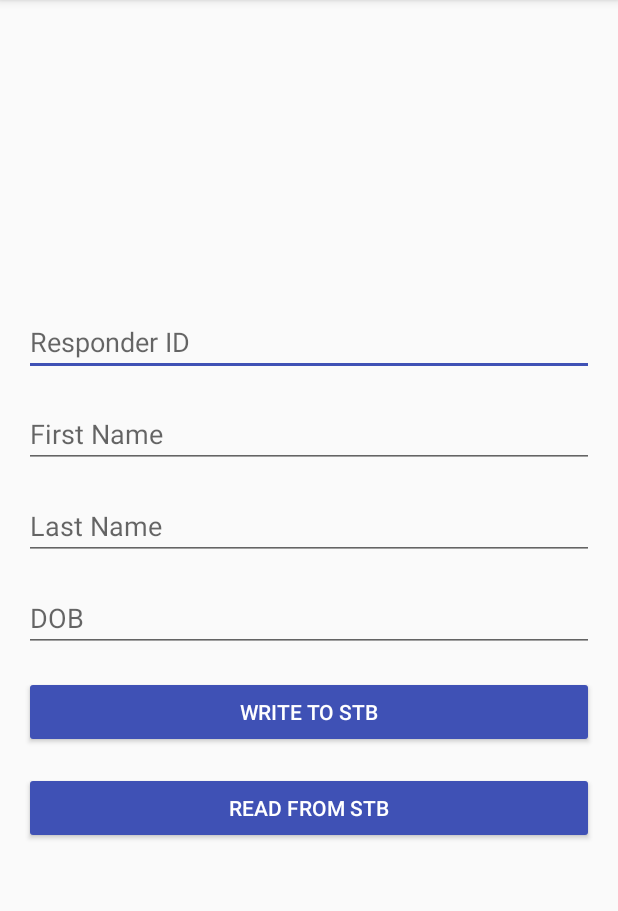
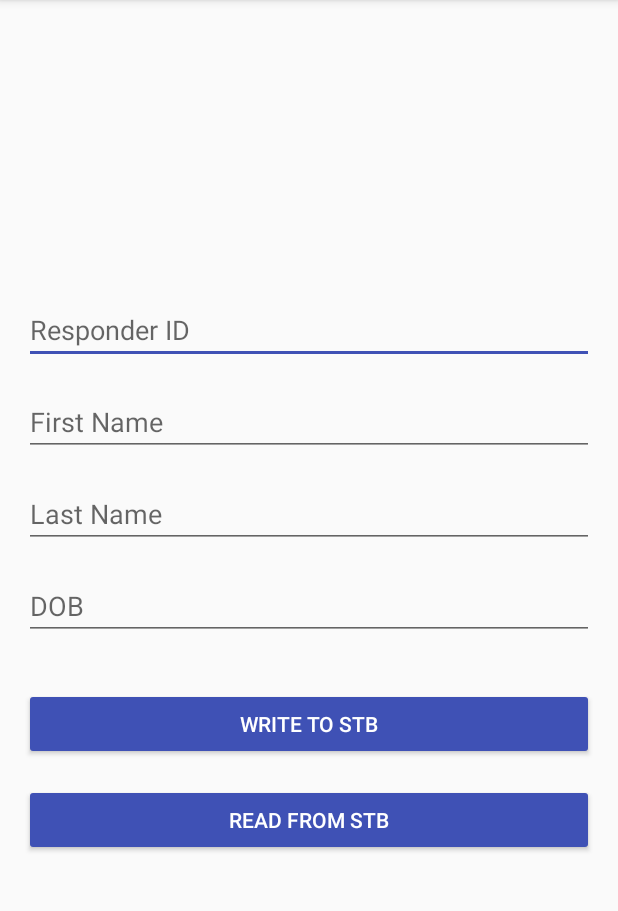
Before and after one commit to noah-johnson/Capstone, an Android app: the screen it shows after launch (MainActivity), on a phone screen of 412 x 824 dp, the part 84-995 px from its top. Run offline under Robolectric (Android 15) with nearby library versions, the phone set to English and light mode, and no system bars.

Commit message:
make app scrollable

```diff
--- a/STB/NFC/app/src/main/res/layout/activity_main.xml
+++ b/STB/NFC/app/src/main/res/layout/activity_main.xml
@@ -1,4 +1,10 @@
 <?xml version="1.0" encoding="utf-8"?>
+
+<ScrollView xmlns:android="http://schemas.android.com/apk/res/android"
+    android:layout_width="match_parent"
+    android:layout_height="match_parent"
+    android:fillViewport="true">
+
     <RelativeLayout xmlns:android="http://schemas.android.com/apk/res/android"
         xmlns:tools="http://schemas.android.com/tools"
         android:id="@+id/activity_main"
@@ -42,6 +48,7 @@
         android:layout_height="wrap_content"
         android:layout_below="@id/et_patient_last_name"
         android:layout_marginTop="@dimen/activity_horizontal_margin"
+        android:layout_marginBottom="@dimen/activity_horizontal_margin"
         android:focusable="false"
         android:inputType="date"
         android:hint="@string/hint_message_dob"/>
@@ -64,3 +71,4 @@
         android:text="@string/message_read_tag"
         style="@style/Widget.AppCompat.Button.Colored"/>
     </RelativeLayout>
+</ScrollView>
```
Lines whose indentation alone changed are shown as unchanged.
